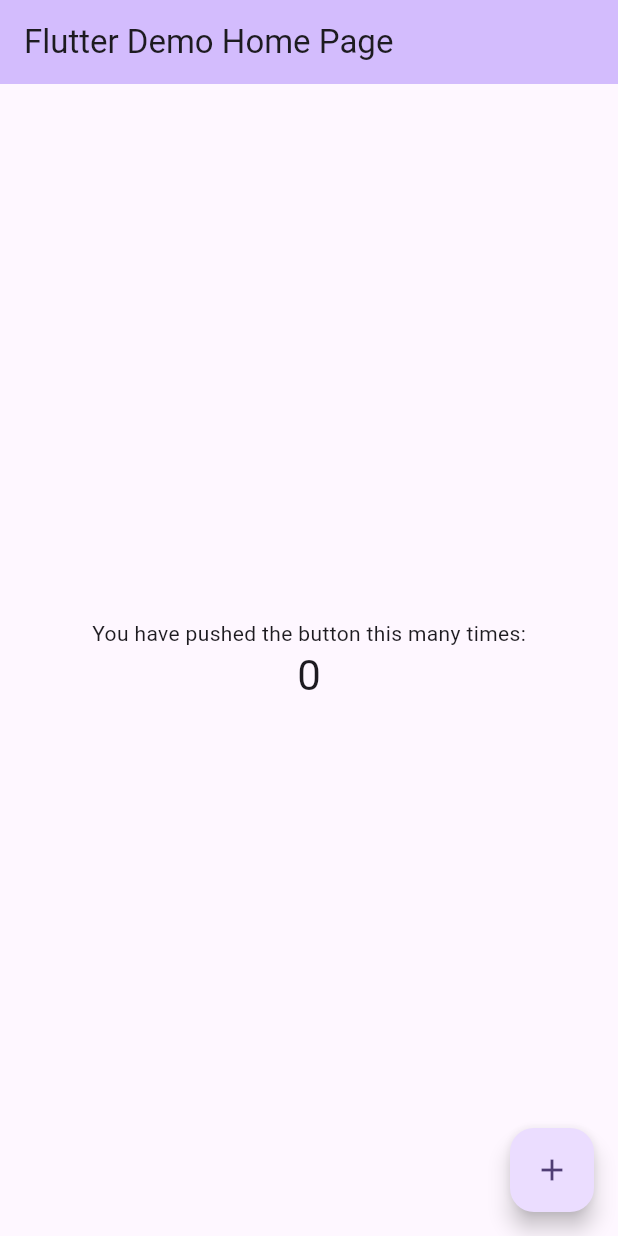
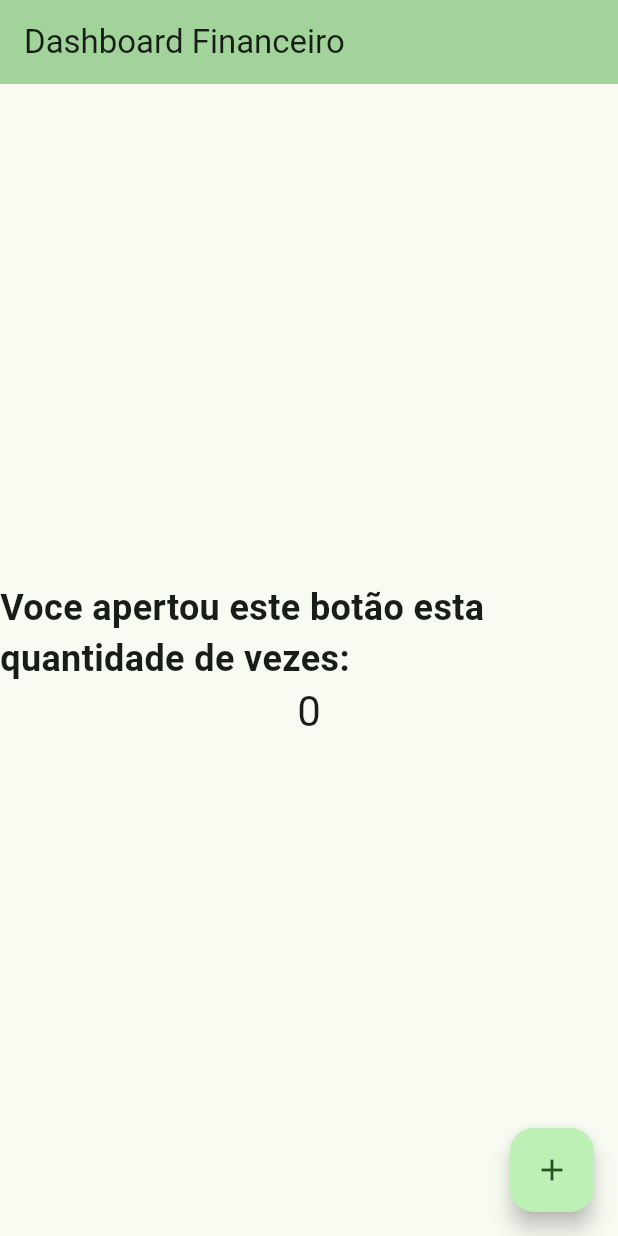
Before and after one commit to JhonyGalerani/meuappflutter, a Flutter app: the screen it shows after launch, on a phone screen of 412 x 824 dp. Run offline on Flutter 3.47's test engine with Material 3 defaults, Android fonts, the phone set to English and light mode, and no system bars.

Commit message:
AJUSTADO A COR DO APPBAR E NOME + A ESCRITA DO TEXTO CENTRAL

```diff
--- a/lib/main.dart
+++ b/lib/main.dart
@@ -11,7 +11,7 @@ class MyApp extends StatelessWidget {
   @override
   Widget build(BuildContext context) {
     return MaterialApp(
-      title: 'Flutter Demo',
+      title: 'Dashboard Financeiro', // Atualizado o titulo do aplicativo
       theme: ThemeData(
         // This is the theme of your application.
         //
@@ -28,9 +28,9 @@ class MyApp extends StatelessWidget {
         //
         // This works for code too, not just values: Most code changes can be
         // tested with just a hot reload.
-        colorScheme: ColorScheme.fromSeed(seedColor: Colors.deepPurple),
+        colorScheme: ColorScheme.fromSeed(seedColor: Colors.green),
       ),
-      home: const MyHomePage(title: 'Flutter Demo Home Page'),
+      home: const MyHomePage(title: 'Dashboard Financeiro'), // atualizado o titulo do home
     );
   }
 }
@@ -104,12 +104,18 @@ class _MyHomePageState extends State<MyHomePage> {
           // wireframe for each widget.
           mainAxisAlignment: MainAxisAlignment.center,
           children: <Widget>[
-            const Text('You have pushed the button this many times:'),
+            const Text(
+             'Voce apertou este botão esta quantidade de vezes:',
+             style: TextStyle(
+              fontSize: 24,
+              fontWeight: FontWeight.bold,
+             ),
+            ),
             Text(
               '$_counter',
               style: Theme.of(context).textTheme.headlineMedium,
             ),
-          ],
+            ],
         ),
       ),
       floatingActionButton: FloatingActionButton(
```
